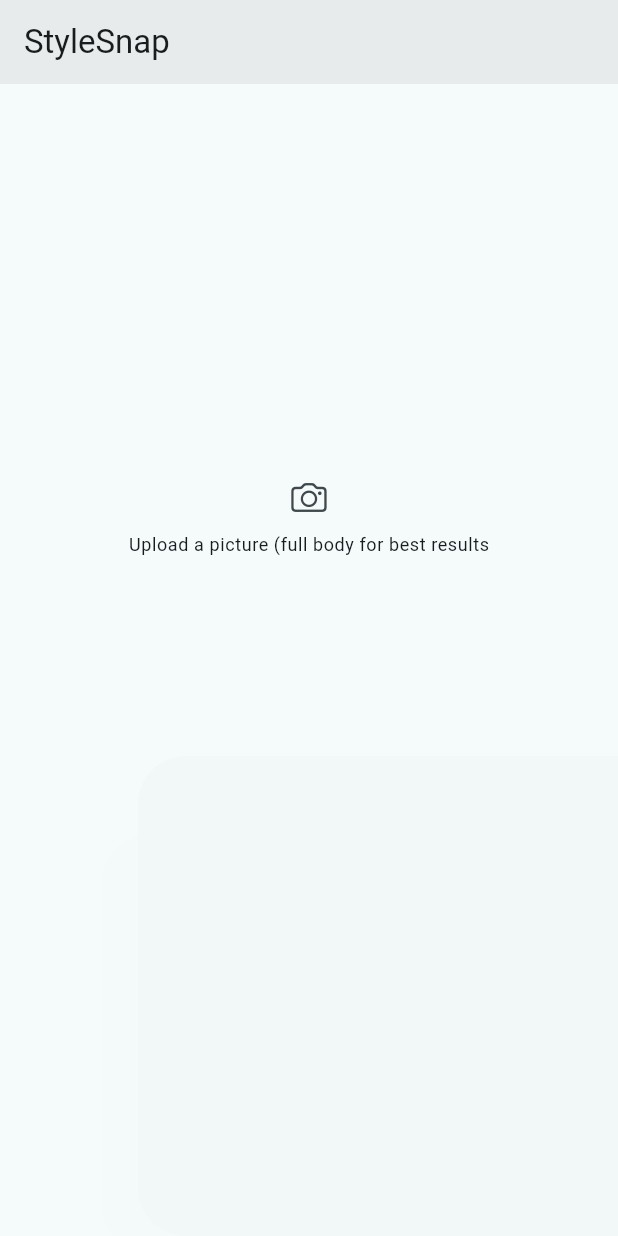
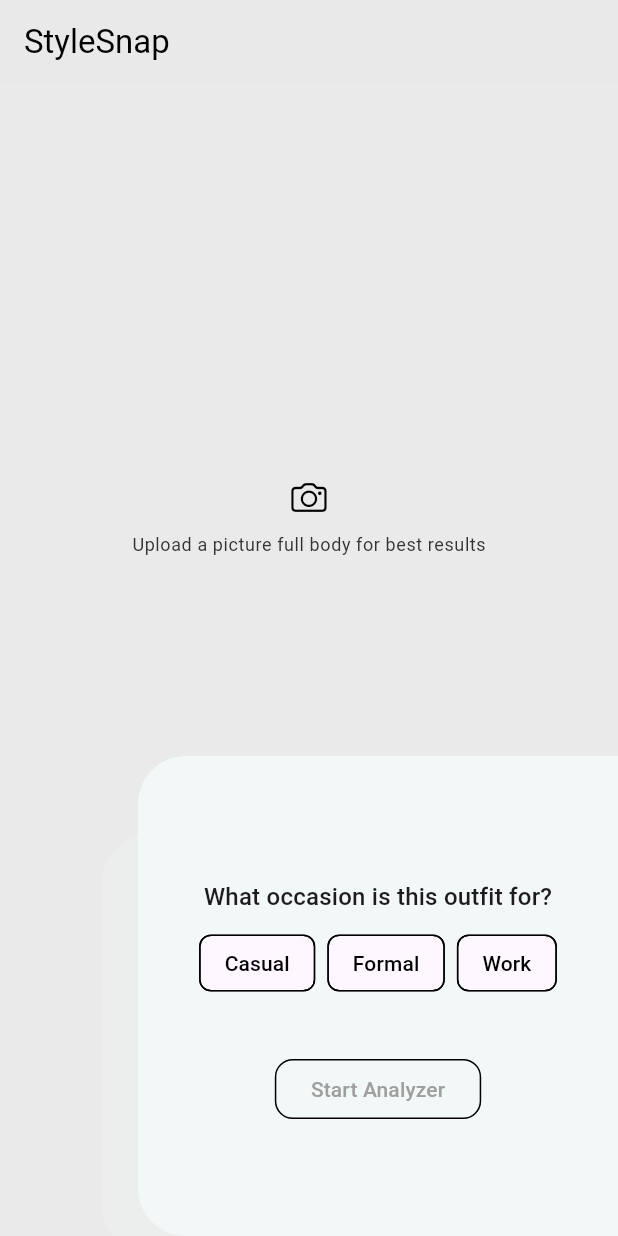
Before and after one commit to remydev47/gemini_fashionsnap, a Flutter app: the screen it shows after launch, on a phone screen of 412 x 824 dp. Run offline on Flutter 3.47's test engine with Material 3 defaults, Android fonts, the phone set to English and light mode, and no system bars; our stand-ins replace file_picker, flutter_gemini.

Commit message:
core_refactor

```diff
--- a/lib/main.dart
+++ b/lib/main.dart
@@ -2,7 +2,7 @@ import 'package:flutter/material.dart';
 import 'package:flutter_gemini/flutter_gemini.dart';
 import 'package:stylesnap/api_keys.dart';
 import 'package:stylesnap/src/presentation/views/home_view.dart';
-import 'package:stylesnap/src/utils/constants.dart';
+import 'package:stylesnap/src/utils/app_theme.dart';
 
 void main() {
   Gemini.init(apiKey: ApiKeys.gemini_api_key);
@@ -17,13 +17,10 @@ class MyApp extends StatelessWidget {
   Widget build(BuildContext context) {
     return MaterialApp(
       debugShowCheckedModeBanner: false,
-      title: 'Flutter Demo',
-      theme: ThemeData(
-        colorScheme: ColorScheme.fromSeed(
-          seedColor: kPlatinumWhite,
-        ),
-        useMaterial3: true,
-      ),
+      title: 'Fashion Snap',
+      theme: AppTheme.theme,
+      darkTheme: AppTheme.darkTheme,
+      themeMode: ThemeMode.light,
       home: HomeView(),
     );
   }
--- a/lib/src/presentation/views/home_view.dart
+++ b/lib/src/presentation/views/home_view.dart
@@ -2,6 +2,8 @@ import 'dart:io';
 import 'dart:developer';
 import 'package:file_picker/file_picker.dart';
 import 'package:flutter/material.dart';
+import 'package:flutter_gemini/flutter_gemini.dart';
+import 'package:stylesnap/src/presentation/views/response_screen.dart';
 import 'package:stylesnap/src/presentation/widgets/imageupload_widget.dart';
 import 'package:stylesnap/src/utils/constants.dart';
 import 'package:stylesnap/src/utils/file_picker.dart';
@@ -18,27 +20,94 @@ class _HomeViewState extends State<HomeView> {
 
   String selectedOccasion = '';
 
-  bool showErr = false;
+  bool showError = false;
 
   bool isAnalyzing = false;
 
   bool isPortraitPersonImage = false;
+
+  final gemini = Gemini.instance;
 
   void _selectedImage() async {
     final FilePickerResult? res = await pickImage();
     if (res != null) {
       setState(() {
         _imageFile = File(res.files.first.path!);
-        showErr = false;
+        showError = false;
       });
     }
   }
 
-  Widget _buildOccasionChip(String label) => ChoiceChip(
+  Future<String> imageAnalyzer(String text, File image) async {
+    String result = '';
+    setState(() => isAnalyzing = true);
+    await gemini.textAndImage(
+        text: text, images: [image.readAsBytesSync()]).then((value) {
+      setState(() {
+        result = value!.content!.parts![0].text!;
+        isAnalyzing = false;
+      });
+      return result;
+    }).catchError((e) {
+      setState(() => isAnalyzing = false);
+      log('textAndImageInput', error: e);
+      return result;
+    });
+
+    return result;
+  }
+
+  void startAnalyzing() async {
+    if (selectedOccasion.isEmpty || _imageFile == null || isAnalyzing) {
+      setState(() => showError = true);
+      return;
+    }
+    bool containsPerson = await containsSingleOrPortraitPerson(_imageFile!);
+    if (!containsPerson) {
+      setState(() {
+        showError = true;
+        _imageFile = null;
+      });
+      return;
+    } else {
+      setState(() => showError = false);
+
+      String res = await imageAnalyzer(
+          "Analyze my outfit in this picture and tell some clothing styles and necessary adjustment that should be made to enhance my current style for $selectedOccasion look",
+          _imageFile!);
+      setState(() => _imageFile = null);
+      if (mounted) {
+        Navigator.push(
+            context,
+            MaterialPageRoute(
+                builder: (context) => ResponseScreen(response: res)));
+      }
+    }
+  }
+
+  Widget buildOccasionChip(String label) {
+    return ChoiceChip(
       label: Text(label),
       selected: selectedOccasion == label,
-      onSelected: (bool selected) =>
-          setState(() => selectedOccasion = selected ? label : ''));
+      onSelected: (selected) {
+        setState(() {
+          selectedOccasion = selected ? label : '';
+        });
+      },
+    );
+  }
+
+  Future<bool> containsSingleOrPortraitPerson(File imageFile) async {
+    final result = await imageAnalyzer(
+        "Analyze the image and determine if there is exactly one visible human figure present. Return TRUE if only one person is detected, and FALSE otherwise",
+        imageFile);
+    if (result.contains("TRUE")) {
+      setState(() => isPortraitPersonImage = true);
+    } else {
+      setState(() => isPortraitPersonImage = false);
+    }
+    return isPortraitPersonImage;
+  }
 
   @override
   Widget build(BuildContext context) {
@@ -85,7 +154,55 @@ class _HomeViewState extends State<HomeView> {
                 borderRadius: BorderRadius.only(
                     topLeft: Radius.circular(32),
                     bottomLeft: Radius.circular(32)),
-                )),
+              ),
+              child: Column(
+                mainAxisAlignment: MainAxisAlignment.center,
+                crossAxisAlignment: CrossAxisAlignment.center,
+                children: [
+                  Padding(
+                    padding: const EdgeInsets.symmetric(vertical: 8.0),
+                    child: Text(
+                      'What occasion is this outfit for?',
+                      style: Theme.of(context).textTheme.titleMedium,
+                    ),
+                  ),
+                  Wrap(
+                    spacing: 8.0,
+                    children: [
+                      buildOccasionChip('Casual'),
+                      buildOccasionChip('Formal'),
+                      buildOccasionChip('Work'),
+                    ],
+                  ),
+                  if (showError) const SizedBox(height: 16),
+                  if (showError)
+                    Container(
+                      padding: const EdgeInsets.symmetric(horizontal: 16.0),
+                      decoration: const BoxDecoration(color: kWhite),
+                      child: Text(
+                        'Please select an occasion and upload an image.',
+                        style: Theme.of(context)
+                            .textTheme
+                            .titleSmall!
+                            .copyWith(color: kErrorColor),
+                      ),
+                    ),
+                  if (isAnalyzing) SizedBox(height: 16),
+                  Padding(padding: EdgeInsets.all(10)),
+                  if (isAnalyzing) CircularProgressIndicator(),
+                  SizedBox(height: 16),
+                  OutlinedButton(
+                    style: OutlinedButton.styleFrom(
+                      shape: RoundedRectangleBorder(
+                        borderRadius: BorderRadius.circular(12.0),
+                      ),
+                    ),
+                    onPressed: isAnalyzing ? null : startAnalyzing,
+                    child: const Text("Start Analyzer"),
+                  ),
+                ],
+              ),
+            ),
           )
         ],
       ),
--- a/lib/src/presentation/widgets/imageupload_widget.dart
+++ b/lib/src/presentation/widgets/imageupload_widget.dart
@@ -15,7 +15,7 @@ class ImageUploadScreenWidget extends StatelessWidget {
   @override
   Widget build(BuildContext context) {
     return _imageFile != null
-        ? Image.file(_imageFile, fit: BoxFit.cover)
+        ? Image.file(_imageFile!, fit: BoxFit.cover)
         : Padding(
             padding: EdgeInsets.all(20.0)
                 .copyWith(bottom: MediaQuery.of(context).size.height * 0.2),
@@ -25,7 +25,7 @@ class ImageUploadScreenWidget extends StatelessWidget {
                 IconButton(
                     onPressed: _onPressed,
                     icon: const Icon(CupertinoIcons.camera)),
-                Text("Upload a picture (full body for best results",
+                Text("Upload a picture full body for best results",
                     style: Theme.of(context).textTheme.bodySmall),
               ],
             ),
```
Also changed, not shown: lib/src/presentation/views/response_screen.dart (+10 -5 lines). Lines whose indentation alone changed are shown as unchanged.
